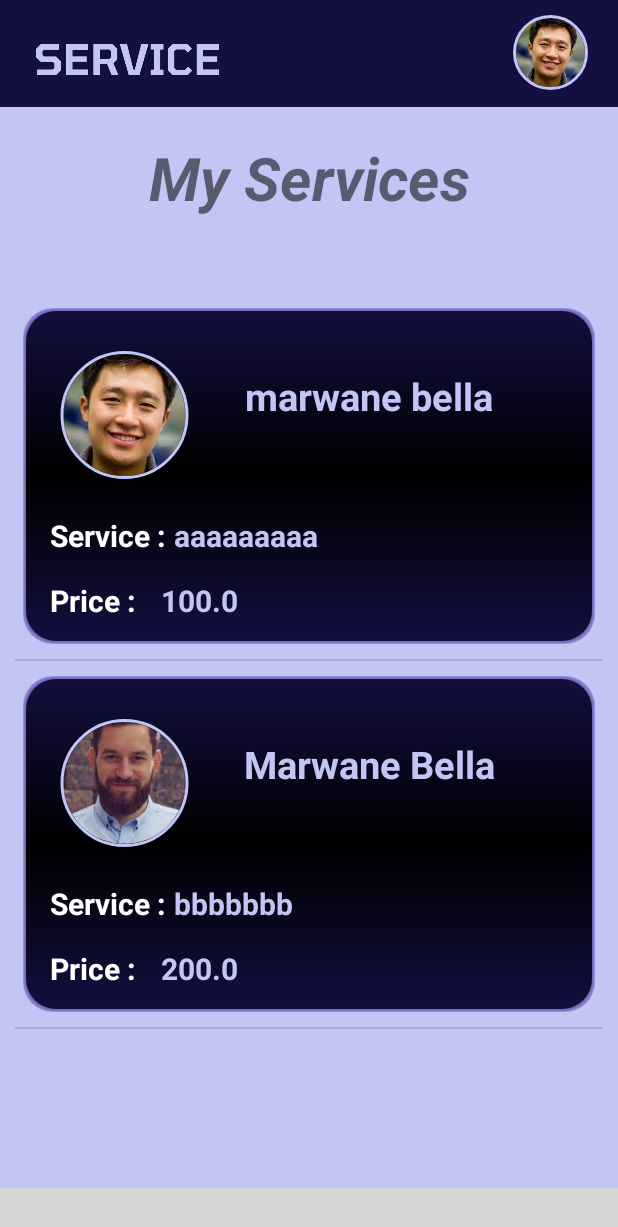
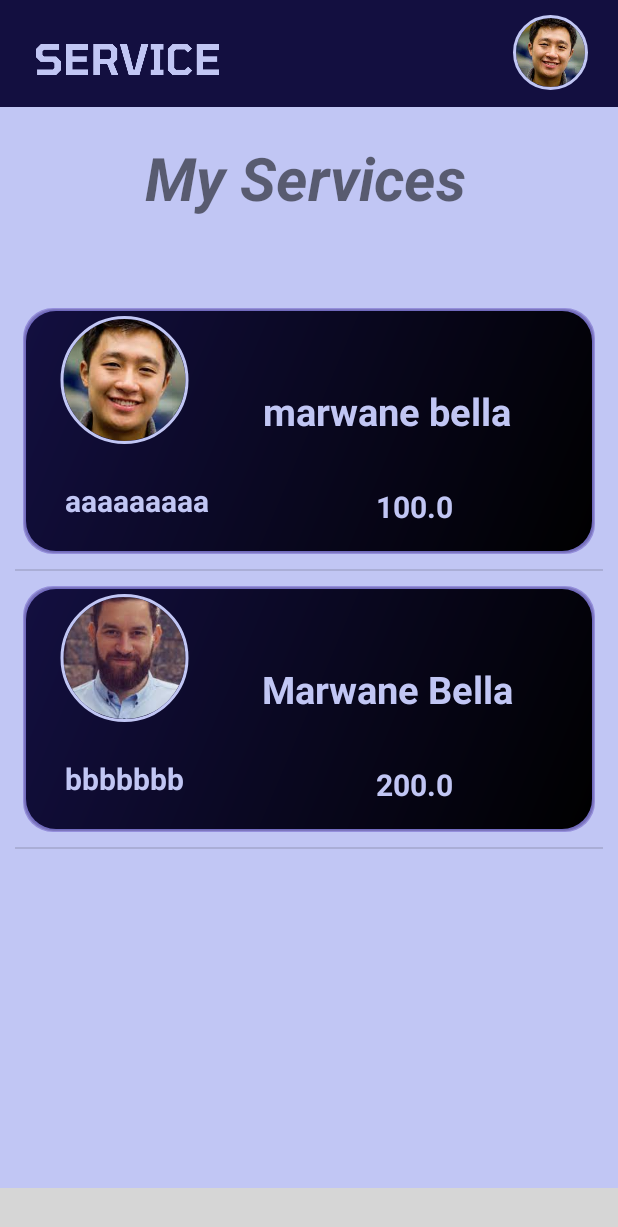
Before and after one commit to MarwaneBella/Serve-App, an Android app: the fragment EditListFragment placed in its activity, on a phone screen of 412 x 824 dp. Shown: the top 1227 px of the screen. Run offline under Robolectric (Android 15) with nearby library versions, the phone set to English and light mode, and no system bars; our stand-ins replace CircleImageView, Firebase (no records; nobody signed in at launch, a user with empty details on screens opened directly); libraries missing offline, so code that uses them is left out: com.etebarian.meowbottomnavigation; plain views replace MeowBottomNavigation; 7 statements that could not run were skipped; grey boxes are pictures that could not be loaded.

Commit message:
hamza update

```diff
--- a/app/src/main/res/drawable/list_bg.xml
+++ b/app/src/main/res/drawable/list_bg.xml
@@ -48,13 +48,11 @@
     <item>
         <shape>
 
-            <gradient android:angle="90"
-                android:startColor="@color/firstColor"
-                android:centerColor="#000000"
+            <gradient
+                android:startColor="#000000"
+                android:endColor="#130f40"
 
-                android:endColor="@color/firstColor"
-
-                />
+                android:angle="135" />
 
             <corners android:radius="20dp" />
         </shape>
--- a/app/src/main/res/layout/activity_main.xml
+++ b/app/src/main/res/layout/activity_main.xml
@@ -46,10 +46,10 @@
     </androidx.constraintlayout.widget.ConstraintLayout>
 
     <FrameLayout
+        android:id="@+id/frame_layout"
         android:layout_width="match_parent"
         android:layout_height="0dp"
         android:layout_weight="1"
-        android:id="@+id/frame_layout"
         android:theme="@style/Theme.MaterialComponents.Bridge"
 
         />
--- a/app/src/main/res/layout/fragment_edit_list.xml
+++ b/app/src/main/res/layout/fragment_edit_list.xml
@@ -11,16 +11,17 @@
         android:layout_height="match_parent"
         android:paddingHorizontal="10dp"
         android:orientation="vertical">
+
         <TextView
             android:id="@+id/textService"
-        android:layout_width="match_parent"
+            android:layout_width="387dp"
             android:layout_height="wrap_content"
             android:layout_marginTop="20dp"
+            android:layout_marginBottom="30dp"
             android:gravity="center"
+            android:text="My Services"
             android:textSize="40sp"
-        android:textStyle="bold|italic"
-        android:layout_marginBottom="30dp"
-        android:text="My Services" />
+            android:textStyle="bold|italic" />
 
     <ListView
         android:id="@+id/list_item"
--- a/app/src/main/res/layout/fragment_list_view.xml
+++ b/app/src/main/res/layout/fragment_list_view.xml
@@ -36,13 +36,13 @@
 
             <AutoCompleteTextView
                 android:id="@+id/auto_complete_txt"
-                android:layout_width="match_parent"
-                android:layout_height="wrap_content"
+                android:layout_width="375dp"
+                android:layout_height="48dp"
                 android:background="@color/firstColor"
-                android:textStyle="bold"
-                android:textSize="20sp"
+                android:inputType="none"
                 android:textColor="@color/firstColor"
-                android:inputType="none" />
+                android:textSize="10dp"
+                android:textStyle="bold" />
         </com.google.android.material.textfield.TextInputLayout>
 
         <ListView
@@ -50,9 +50,9 @@
             android:layout_width="match_parent"
             android:layout_height="match_parent"
             android:layout_below="@+id/textInputLayout"
-            android:divider="@null"
+            android:layout_marginTop="3dp"
 
-            />
+            android:divider="@null" />
 
     </RelativeLayout>
 
--- a/app/src/main/res/layout/list_item.xml
+++ b/app/src/main/res/layout/list_item.xml
@@ -1,10 +1,8 @@
 <?xml version="1.0" encoding="utf-8"?>
-<TextView
-    xmlns:android="http://schemas.android.com/apk/res/android"
+<TextView xmlns:android="http://schemas.android.com/apk/res/android"
     android:layout_width="match_parent"
     android:layout_height="wrap_content"
-    android:padding="16dp"
     android:ellipsize="end"
     android:maxLines="1"
-    android:textAppearance="?attr/textAppearanceSubtitle1">
-</TextView>
+    android:padding="16dp"
+    android:textAppearance="?attr/textAppearanceSubtitle1"></TextView>
--- a/app/src/main/res/layout/list_view.xml
+++ b/app/src/main/res/layout/list_view.xml
@@ -16,7 +16,6 @@
         android:paddingBottom="15dp">
 
 
-
         <de.hdodenhof.circleimageview.CircleImageView
             android:id="@+id/avatar"
             android:layout_width="99dp"
@@ -30,7 +29,7 @@
             app:layout_constraintBottom_toBottomOf="parent"
             app:layout_constraintStart_toStartOf="parent"
             app:layout_constraintTop_toTopOf="parent"
-            app:layout_constraintVertical_bias="0.218" />
+            app:layout_constraintVertical_bias="0.051" />
 
         <TextView
             android:id="@+id/username"
@@ -45,70 +44,39 @@
             android:textStyle="bold"
             app:layout_constraintBottom_toBottomOf="parent"
             app:layout_constraintEnd_toEndOf="parent"
-            app:layout_constraintHorizontal_bias="0.316"
+            app:layout_constraintHorizontal_bias="0.444"
             app:layout_constraintStart_toEndOf="@+id/avatar"
             app:layout_constraintTop_toTopOf="parent"
-            app:layout_constraintVertical_bias="0.23" />
+            app:layout_constraintVertical_bias="0.442" />
 
         <TextView
             android:id="@+id/description"
-            android:layout_width="275dp"
-            android:layout_height="wrap_content"
+            android:layout_width="219dp"
+            android:layout_height="34dp"
             android:layout_marginTop="24dp"
+            android:layout_marginEnd="132dp"
             android:text="payment of facture"
             android:textColor="@color/secondColor"
             android:textSize="20sp"
             android:textStyle="bold"
             app:layout_constraintBottom_toBottomOf="parent"
             app:layout_constraintEnd_toEndOf="parent"
-            app:layout_constraintHorizontal_bias="0.652"
-            app:layout_constraintStart_toEndOf="@+id/textView3"
             app:layout_constraintTop_toBottomOf="@+id/avatar"
-            app:layout_constraintVertical_bias="0.0" />
-
-        <TextView
-            android:id="@+id/textView3"
-            android:layout_width="wrap_content"
-            android:layout_height="wrap_content"
-            android:layout_marginStart="16dp"
-            android:layout_marginTop="24dp"
-            android:text="Service :"
-            android:textColor="@color/white"
-            android:textSize="20sp"
-            android:textStyle="bold"
-            app:layout_constraintStart_toStartOf="parent"
-            app:layout_constraintTop_toBottomOf="@+id/avatar" />
+            app:layout_constraintVertical_bias="0.933" />
 
         <TextView
             android:id="@+id/price"
-            android:layout_width="275dp"
-            android:layout_height="wrap_content"
-            android:layout_marginTop="16dp"
-            android:layout_marginEnd="10dp"
+            android:layout_width="116dp"
+            android:layout_height="28dp"
+            android:layout_marginEnd="28dp"
             android:text="4000 DH"
             android:textColor="@color/secondColor"
             android:textSize="20sp"
             android:textStyle="bold"
             app:layout_constraintBottom_toBottomOf="parent"
             app:layout_constraintEnd_toEndOf="parent"
-            app:layout_constraintHorizontal_bias="0.909"
-            app:layout_constraintStart_toEndOf="@+id/textView5"
-            app:layout_constraintTop_toBottomOf="@+id/description"
-            app:layout_constraintVertical_bias="1.0" />
-
-        <TextView
-            android:id="@+id/textView5"
-            android:layout_width="wrap_content"
-            android:layout_height="wrap_content"
-            android:layout_marginStart="16dp"
-            android:layout_marginTop="16dp"
-            android:text="Price :"
-            android:textColor="@color/white"
-            android:textSize="20sp"
-            android:textStyle="bold"
-            app:layout_constraintBottom_toBottomOf="parent"
-            app:layout_constraintStart_toStartOf="parent"
-            app:layout_constraintTop_toBottomOf="@+id/description" />
+            app:layout_constraintTop_toBottomOf="@+id/username"
+            app:layout_constraintVertical_bias="0.941" />
 
     </androidx.constraintlayout.widget.ConstraintLayout>
 </RelativeLayout>
```
Lines whose indentation alone changed are shown as unchanged.
